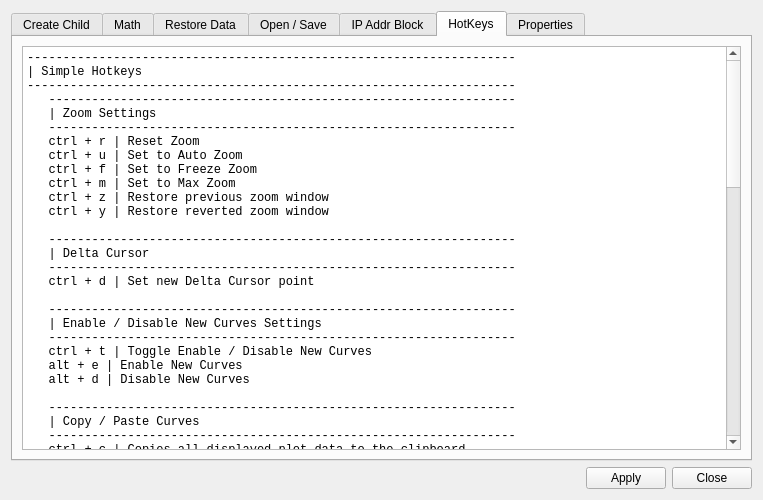
Old version of the form curveproperties.ui in the repository d-wizard/plotter.
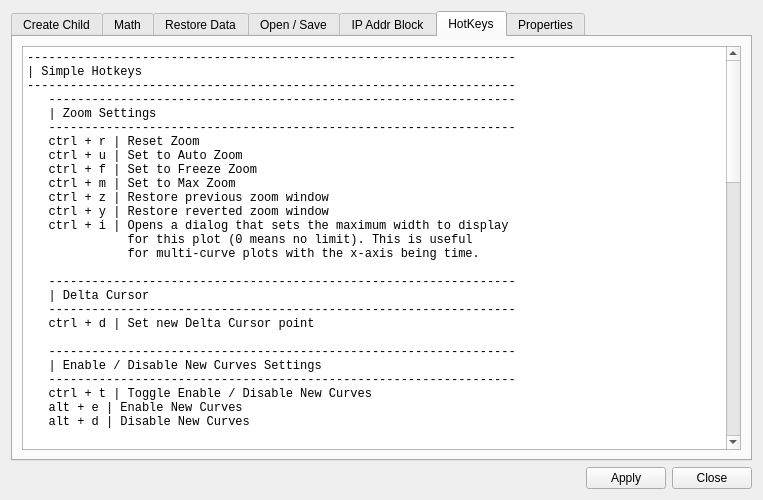
New version of the form. The open tabs and pages were chosen to show the change.

Commit message: Add hotkey to limit the displayed width of a plot. This is useful for multi-curve plots that have time as the x-axis.

Patch:
```diff
--- a/curveproperties.ui
+++ b/curveproperties.ui
@@ -1415,6 +1415,9 @@
    ctrl + m | Set to Max Zoom
    ctrl + z | Restore previous zoom window
    ctrl + y | Restore reverted zoom window
+   ctrl + i | Opens a dialog that sets the maximum width to display
+              for this plot (0 means no limit). This is useful
+              for multi-curve plots with the x-axis being time.
 
    -----------------------------------------------------------------
    | Delta Cursor
```
The commit also changes 5 other files.
